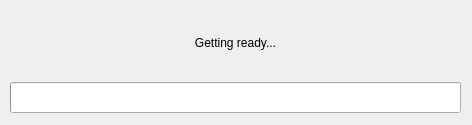
This is RandomizerUI/UI/ui_progress_form.ui in Owen-Splat/LAS-Randomizer as Qt 5 draws it before an edit. The edited form follows.
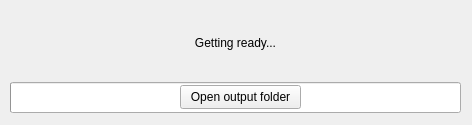
This is the edited form.

Commit message: Added open output folder feature on the progress window

Patch:
```diff
--- a/RandomizerUI/UI/ui_progress_form.ui
+++ b/RandomizerUI/UI/ui_progress_form.ui
@@ -61,6 +61,25 @@
      <set>Qt::AlignCenter</set>
     </property>
    </widget>
+   <widget class="QPushButton" name="openOutputFolder">
+    <property name="enabled">
+     <bool>true</bool>
+    </property>
+    <property name="geometry">
+     <rect>
+      <x>180</x>
+      <y>85</y>
+      <width>121</width>
+      <height>24</height>
+     </rect>
+    </property>
+    <property name="text">
+     <string>Open output folder</string>
+    </property>
+    <property name="checkable">
+     <bool>false</bool>
+    </property>
+   </widget>
   </widget>
  </widget>
  <resources/>
```
The commit also changes 2 other files.
